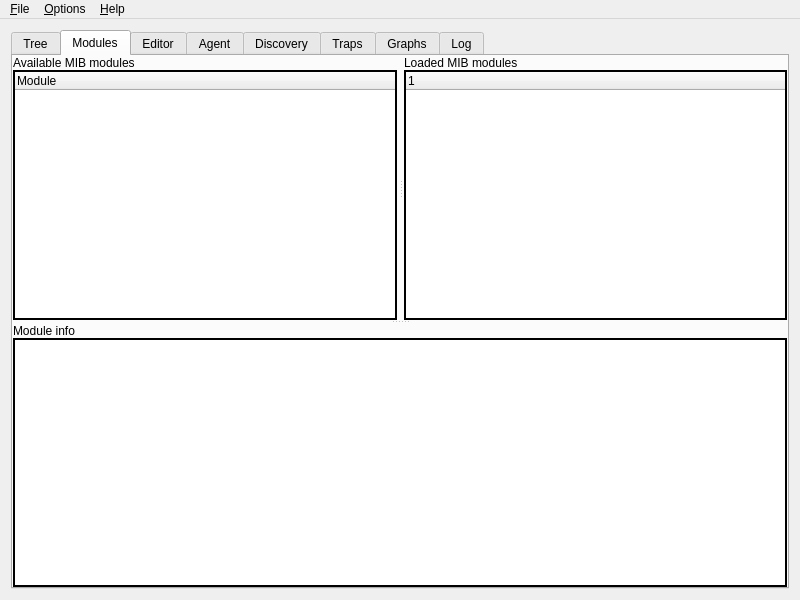
Old version of the form app/mainw.ui in the repository verrio/snmpb.
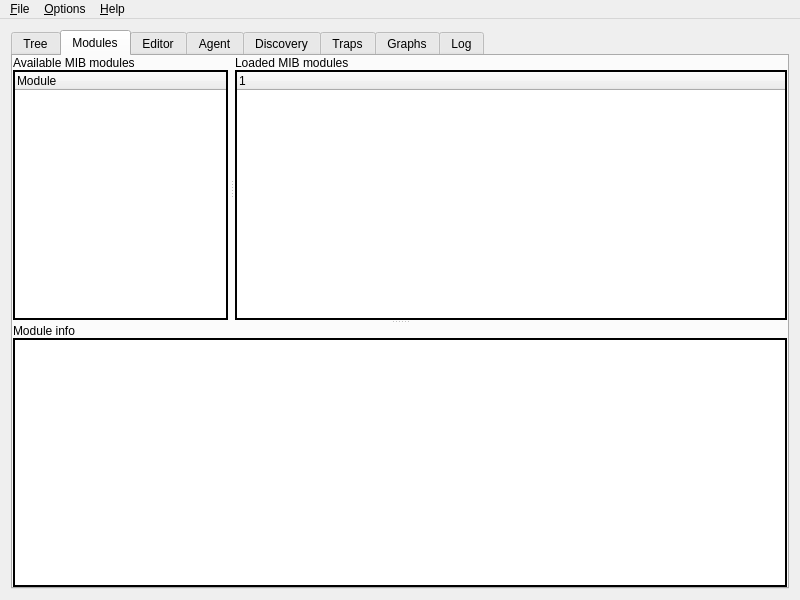
New version of the form. The open tabs and pages were chosen to show the change. Icons and pictures are not drawn. Custom widgets are drawn as their Qt base class.

```diff
--- a/app/mainw.ui
+++ b/app/mainw.ui
@@ -249,6 +249,20 @@
              </property>
              <item>
               <widget class="QLabel" name="UnloadedLabel" >
+               <property name="sizePolicy" >
+                <sizepolicy>
+                 <hsizetype>13</hsizetype>
+                 <vsizetype>5</vsizetype>
+                 <horstretch>0</horstretch>
+                 <verstretch>0</verstretch>
+                </sizepolicy>
+               </property>
+               <property name="minimumSize" >
+                <size>
+                 <width>100</width>
+                 <height>0</height>
+                </size>
+               </property>
                <property name="text" >
                 <string>Available MIB modules</string>
                </property>
@@ -256,6 +270,20 @@
              </item>
              <item>
               <widget class="QTreeWidget" name="UnloadedModules" >
+               <property name="sizePolicy" >
+                <sizepolicy>
+                 <hsizetype>13</hsizetype>
+                 <vsizetype>7</vsizetype>
+                 <horstretch>0</horstretch>
+                 <verstretch>0</verstretch>
+                </sizepolicy>
+               </property>
+               <property name="minimumSize" >
+                <size>
+                 <width>100</width>
+                 <height>0</height>
+                </size>
+               </property>
                <property name="frameShape" >
                 <enum>QFrame::WinPanel</enum>
                </property>
@@ -2012,6 +2040,18 @@
  </widget>
  <layoutdefault spacing="6" margin="11" />
  <customwidgets>
+  <customwidget>
+   <class>MibView</class>
+   <extends>QWidget</extends>
+   <header>mibview.h</header>
+   <container>1</container>
+  </customwidget>
+  <customwidget>
+   <class>MarkerWidget</class>
+   <extends>QWidget</extends>
+   <header>markerwidget.h</header>
+   <container>1</container>
+  </customwidget>
   <customwidget>
    <class>QColorComboBox</class>
    <extends>QComboBox</extends>
@@ -2036,18 +2076,6 @@
    <header>mibview.h</header>
    <container>1</container>
   </customwidget>
-  <customwidget>
-   <class>MibView</class>
-   <extends>QWidget</extends>
-   <header>mibview.h</header>
-   <container>1</container>
-  </customwidget>
-  <customwidget>
-   <class>MarkerWidget</class>
-   <extends>QWidget</extends>
-   <header>markerwidget.h</header>
-   <container>1</container>
-  </customwidget>
  </customwidgets>
  <resources>
   <include location="snmpb.qrc" />
```
